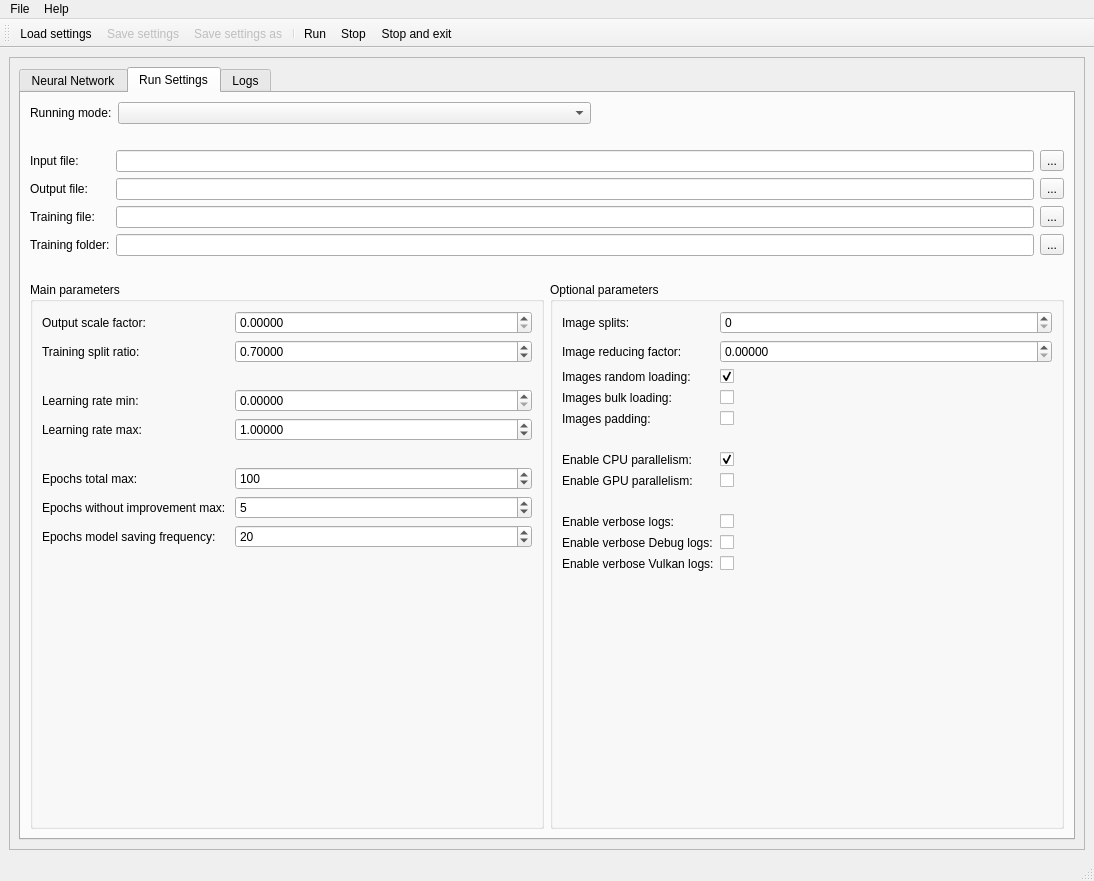
Old version of the form gui/MainWindow.ui in the repository obewan/SIPAI.
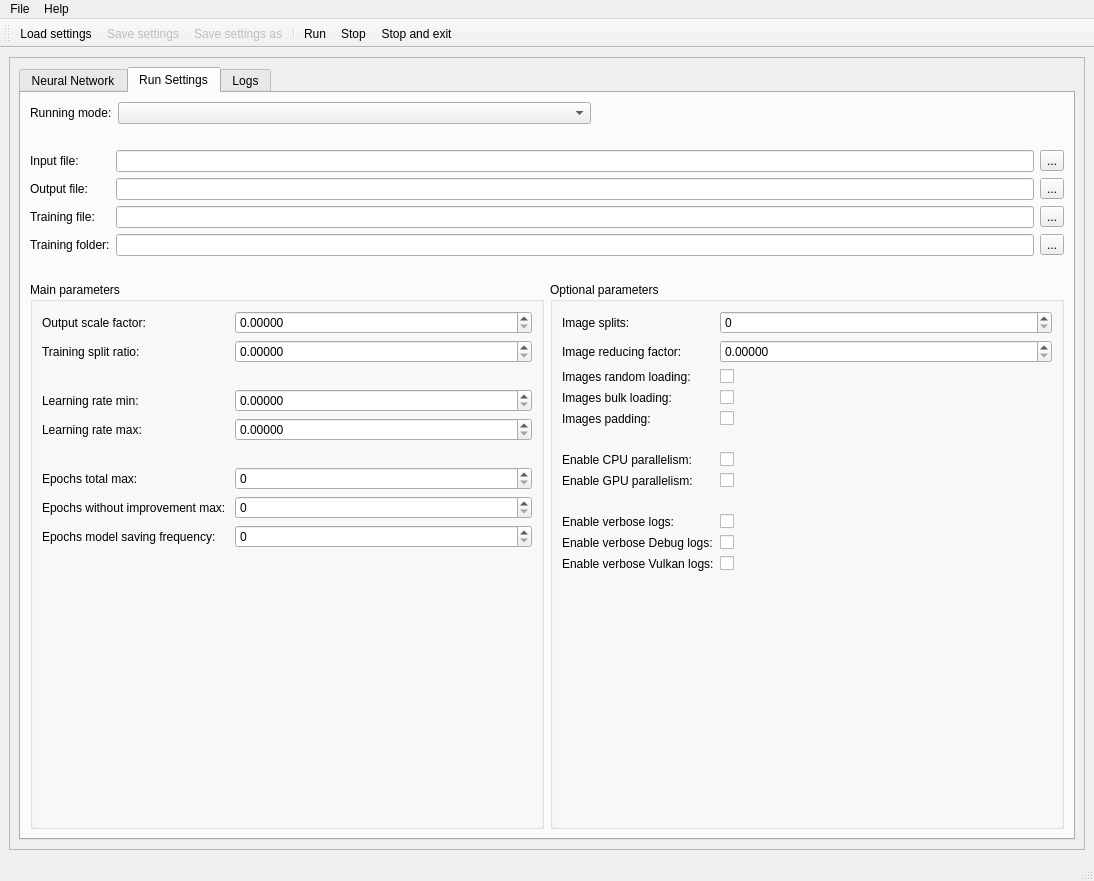
New version of the form. The open tabs and pages were chosen to show the change. Icons and pictures are not drawn.

```diff
--- a/gui/MainWindow.ui
+++ b/gui/MainWindow.ui
@@ -913,7 +913,7 @@
                         <double>0.100000000000000</double>
                        </property>
                        <property name="value">
-                        <double>0.700000000000000</double>
+                        <double>0.000000000000000</double>
                        </property>
                       </widget>
                      </item>
@@ -950,7 +950,7 @@
                         <double>0.010000000000000</double>
                        </property>
                        <property name="value">
-                        <double>1.000000000000000</double>
+                        <double>0.000000000000000</double>
                        </property>
                       </widget>
                      </item>
@@ -967,7 +967,7 @@
                         <number>999999999</number>
                        </property>
                        <property name="value">
-                        <number>100</number>
+                        <number>0</number>
                        </property>
                       </widget>
                      </item>
@@ -984,7 +984,7 @@
                         <number>999999999</number>
                        </property>
                        <property name="value">
-                        <number>5</number>
+                        <number>0</number>
                        </property>
                       </widget>
                      </item>
@@ -998,7 +998,7 @@
                      <item row="8" column="1">
                       <widget class="QSpinBox" name="spinBoxEpochsSaving">
                        <property name="value">
-                        <number>20</number>
+                        <number>0</number>
                        </property>
                       </widget>
                      </item>
@@ -1083,7 +1083,7 @@
                         <string/>
                        </property>
                        <property name="checked">
-                        <bool>true</bool>
+                        <bool>false</bool>
                        </property>
                       </widget>
                      </item>
@@ -1128,7 +1128,7 @@
                         <string/>
                        </property>
                        <property name="checked">
-                        <bool>true</bool>
+                        <bool>false</bool>
                        </property>
                       </widget>
                      </item>
```
Left out of the diff: 8 changed lines with no effect on the pictures.
